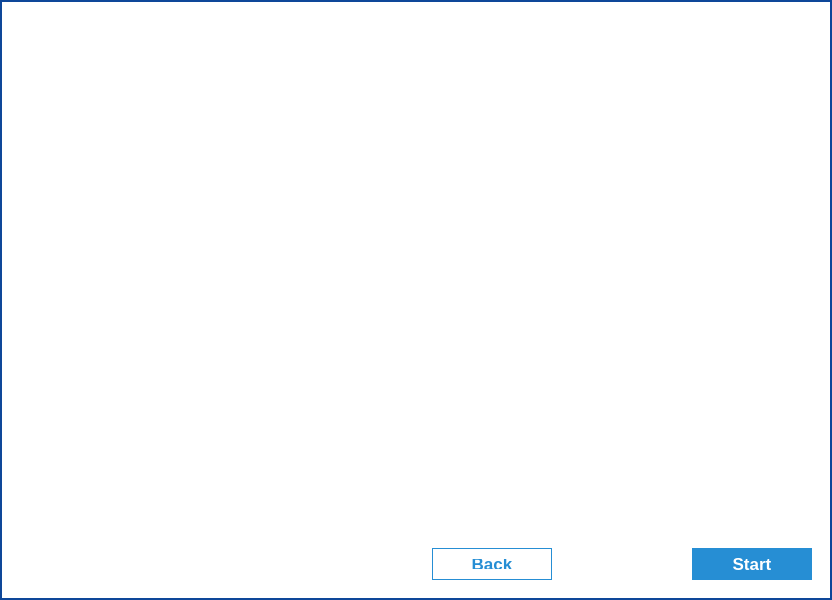
The window that parsec/core/gui/forms/starting_guide_dialog.ui (Scille/parsec-cloud) describes before a commit, drawn with Qt 5.
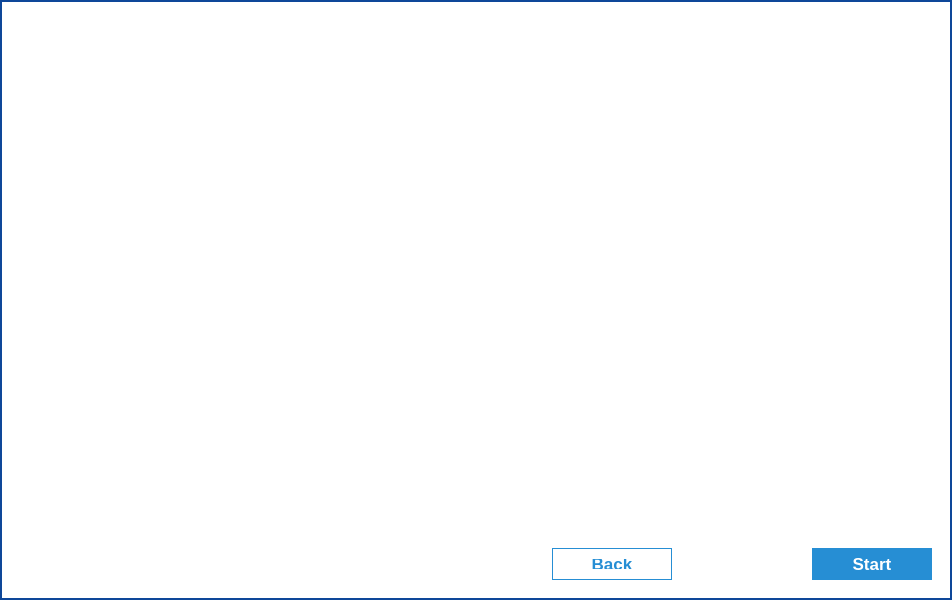
The same window after the commit. Icons and pictures are not drawn. Custom widgets are drawn as their Qt base class.

Commit message: [GUI] Expanded starting guide dialog

What changed in the file:
```diff
--- a/parsec/core/gui/forms/starting_guide_dialog.ui
+++ b/parsec/core/gui/forms/starting_guide_dialog.ui
@@ -6,20 +6,20 @@
    <rect>
     <x>0</x>
     <y>0</y>
-    <width>832</width>
+    <width>952</width>
     <height>600</height>
    </rect>
   </property>
   <property name="minimumSize">
    <size>
-    <width>832</width>
+    <width>952</width>
     <height>600</height>
    </size>
   </property>
   <property name="maximumSize">
    <size>
-    <width>832</width>
-    <height>600</height>
+    <width>952</width>
+    <height>608</height>
    </size>
   </property>
   <property name="windowTitle">
@@ -296,13 +296,13 @@
       <widget class="PageLabel" name="label_page">
        <property name="minimumSize">
         <size>
-         <width>282</width>
+         <width>300</width>
          <height>0</height>
         </size>
        </property>
        <property name="maximumSize">
         <size>
-         <width>282</width>
+         <width>300</width>
          <height>16777215</height>
         </size>
        </property>
```
